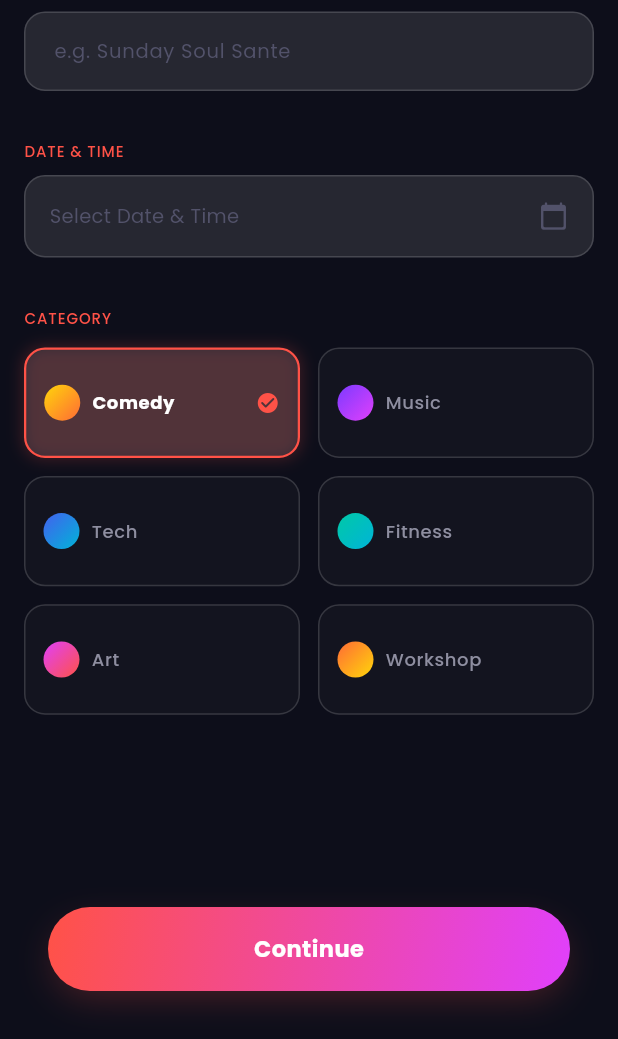
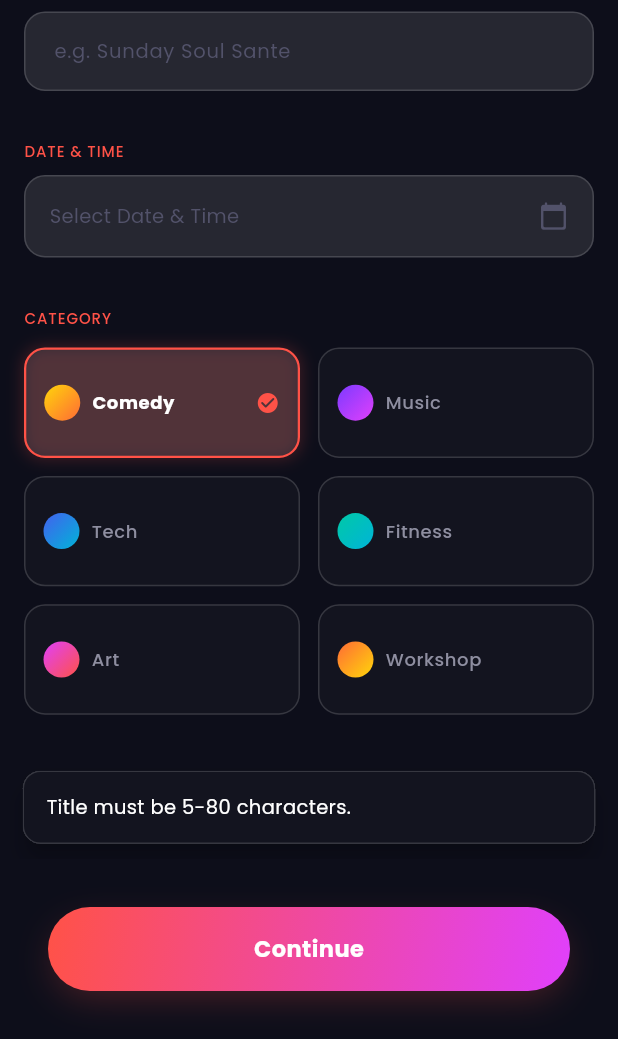
Before and after one commit to TonyUIUX/eventapp, a Flutter app: the PostEventScreen screen opened directly, after a tap on "Continue", on a phone screen of 412 x 824 dp, the part 197-1236 px from its top. Run offline on Flutter 3.47's test engine with Material 3 defaults, Android fonts, the phone set to English and light mode, and no system bars; our stand-ins replace app_links, cached_network_image, cloud_firestore, connectivity_plus, firebase_analytics, firebase_auth and 14 more; missing offline and left inert: razorpay_flutter; accounts and stored records are empty.

Commit message:
Phase 3 QA Final: Edge Cases & Security (validation, debounce, draft restore, permissions, proguard rules)

```diff
--- a/lib/screens/post_event/post_event_screen.dart
+++ b/lib/screens/post_event/post_event_screen.dart
@@ -1,5 +1,6 @@
 import 'package:flutter/material.dart';
 import 'package:flutter_riverpod/flutter_riverpod.dart';
+import 'package:shared_preferences/shared_preferences.dart';
 import '../../services/payment_service.dart';
 import '../../core/constants/app_colors.dart';
 import '../../core/constants/app_text_styles.dart';
@@ -50,7 +51,40 @@ class _PostEventScreenState extends ConsumerState<PostEventScreen> {
   }
 
   Future<void> _initDraft() async {
-    await _formData.loadDraft();
+    final prefs = await SharedPreferences.getInstance();
+    if (prefs.containsKey(PostEventFormData.draftKey)) {
+      if (mounted) {
+        final restore = await showDialog<bool>(
+          context: context,
+          barrierDismissible: false,
+          builder: (context) => AlertDialog(
+            backgroundColor: AppColors.backgroundSheet,
+            shape: RoundedRectangleBorder(
+              borderRadius: BorderRadius.circular(AppRadius.xl),
+              side: const BorderSide(color: AppColors.glassBorder),
+            ),
+            title: Text('Continue Draft?', style: AppTextStyles.heading2.copyWith(color: Colors.white)),
+            content: Text('You have an unsaved event draft. Would you like to continue?', style: AppTextStyles.body.copyWith(color: AppColors.textSecondary)),
+            actions: [
+              TextButton(
+                onPressed: () {
+                  _formData.clearDraft();
+                  Navigator.pop(context, false);
+                },
+                child: Text('Discard', style: AppTextStyles.label.copyWith(color: AppColors.error)),
+              ),
+              TextButton(
+                onPressed: () => Navigator.pop(context, true),
+                child: Text('Yes', style: AppTextStyles.label.copyWith(color: Colors.white)),
+              ),
+            ],
+          ),
+        );
+        if (restore == true) {
+          await _formData.loadDraft();
+        }
+      }
+    }
     if (mounted) {
       setState(() => _isDraftLoaded = true);
     }
@@ -276,7 +310,7 @@ class _PostEventScreenState extends ConsumerState<PostEventScreen> {
                     child: GradientButton(
                       label: 'Continue',
                       height: 56,
-                      onTap: _isStepValid() ? _nextStep : () {},
+                      onTap: _handleNextStep,
                     ),
                   ),
                 )
@@ -286,13 +320,58 @@ class _PostEventScreenState extends ConsumerState<PostEventScreen> {
     );          // closes AuthGate
   }
 
-  bool _isStepValid() {
+  void _handleNextStep() {
+    String? error;
     switch (_currentStep) {
-      case 0: return _formData.title.isNotEmpty && _formData.category.isNotEmpty;
-      case 1: return _formData.date != null && _formData.location.isNotEmpty;
-      case 2: return _formData.images.isNotEmpty;
-      case 3: return _formData.organizer.isNotEmpty;
-      default: return true;
+      case 0:
+        if (_formData.title.length < 5 || _formData.title.length > 80) {
+          error = 'Title must be 5-80 characters.';
+        } else if (_formData.category.isEmpty) {
+          error = 'Please select a category.';
+        } else if (_formData.date == null) {
+          error = 'Please select a date.';
+        } else if (_formData.date!.isBefore(DateTime.now().subtract(const Duration(days: 1)))) {
+          error = 'Select a future date.';
+        }
+        break;
+      case 1:
+        if (_formData.description.length < 50 || _formData.description.length > 1000) {
+          error = 'Description must be 50-1000 characters.';
+        } else if (_formData.location.isEmpty) {
+          error = 'Please enter a venue location.';
+        } else if (_formData.mapLink != null && _formData.mapLink!.isNotEmpty && !_formData.mapLink!.startsWith('https://')) {
+          error = 'Map link must start with https://';
+        } else if (_formData.ticketLink != null && _formData.ticketLink!.isNotEmpty && !_formData.ticketLink!.startsWith('http')) {
+          error = 'Ticket link must be a valid URL starting with http.';
+        } else if (_formData.registrationLink != null && _formData.registrationLink!.isNotEmpty && !_formData.registrationLink!.startsWith('http')) {
+          error = 'Registration link must be a valid URL starting with http.';
+        }
+        break;
+      case 2:
+        if (_formData.images.isEmpty) {
+          error = 'Please add at least one image.';
+        }
+        break;
+      case 3:
+        if (_formData.organizer.isEmpty) {
+          error = 'Please enter an organizer name.';
+        } else if (_formData.contactPhone != null && _formData.contactPhone!.isNotEmpty && !RegExp(r'^\d{10}$').hasMatch(_formData.contactPhone!)) {
+          error = 'Phone must be exactly 10 digits.';
+        }
+        break;
+    }
+
+    if (error != null) {
+      ScaffoldMessenger.of(context).showSnackBar(
+        SnackBar(
+          content: Text(error, style: const TextStyle(color: Colors.white)),
+          backgroundColor: AppColors.backgroundCard,
+          behavior: SnackBarBehavior.floating,
+          shape: RoundedRectangleBorder(borderRadius: BorderRadius.circular(12), side: const BorderSide(color: AppColors.glassBorder)),
+        ),
+      );
+    } else {
+      _nextStep();
     }
   }
 }
--- a/lib/screens/post_event/steps/step5_review.dart
+++ b/lib/screens/post_event/steps/step5_review.dart
@@ -7,6 +7,7 @@ import '../../../../core/constants/app_text_styles.dart';
 import '../../../../core/constants/app_spacing.dart';
 import '../../../../providers/app_config_provider.dart';
 import '../../../../core/widgets/gradient_button.dart';
+import '../../../../core/widgets/dark_shimmer.dart';
 
 class Step5Review extends ConsumerWidget {
   final PostEventFormData formData;
@@ -98,6 +99,19 @@ class Step5Review extends ConsumerWidget {
                   const _TermBullet(text: 'Moderation takes up to 24 hours.'),
                   if (!config.requiresPayment)
                     _TermBullet(text: config.freePeriodReason, isItalic: true),
+                ],
+              );
+            },
+            loading: () => Column(
+              crossAxisAlignment: CrossAxisAlignment.start,
+              children: [
+                Text('PUBLISHING FEE', style: AppTextStyles.caption.copyWith(color: AppColors.brandCoral)),
+                const SizedBox(height: 12),
+                const DarkShimmer(width: double.infinity, height: 80, borderRadius: AppRadius.lg),
+              ],
+            ),
+            error: (_, __) => Text('Error loading platform config', style: AppTextStyles.body.copyWith(color: AppColors.error)),
+          ),
 
           const SizedBox(height: 48),
 
@@ -105,17 +119,11 @@ class Step5Review extends ConsumerWidget {
           SizedBox(
             width: double.infinity,
             child: GradientButton(
-                      label: config.requiresPayment ? 'Pay & Submit' : 'Submit for Review',
+              label: configAsync.valueOrNull?.requiresPayment == true ? 'Pay & Submit' : 'Submit for Review',
               isLoading: isSubmitting,
               height: 56,
-                      onTap: isSubmitting ? () {} : onConfirm,
+              onTap: isSubmitting || configAsync.isLoading ? () {} : onConfirm,
             ),
-                  ),
-                ],
-              );
-            },
-            loading: () => const Center(child: CircularProgressIndicator(color: AppColors.brandCoral)),
-            error: (_, __) => Text('Error loading platform config', style: AppTextStyles.body.copyWith(color: AppColors.error)),
           ),
 
           const SizedBox(height: 48), // Bottom padding
```
Also changed, not shown: lib/main.dart (+9 -0 lines), lib/screens/search/search_screen.dart (+11 -1 lines), 1 other file. Lines whose indentation alone changed are shown as unchanged.
